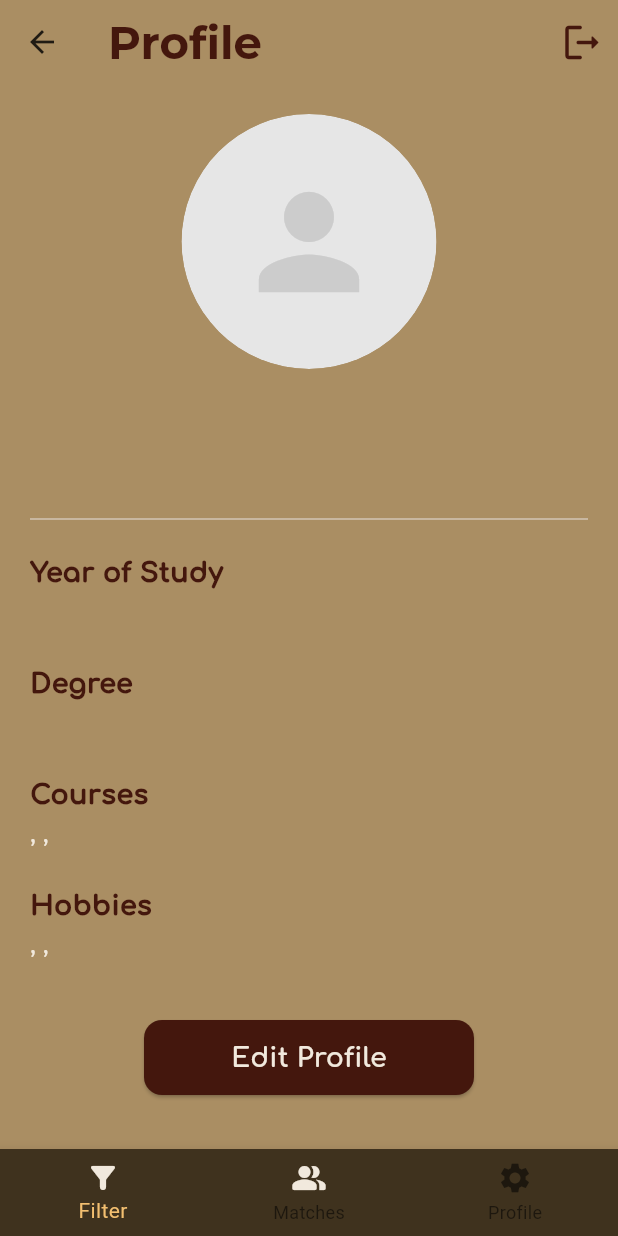
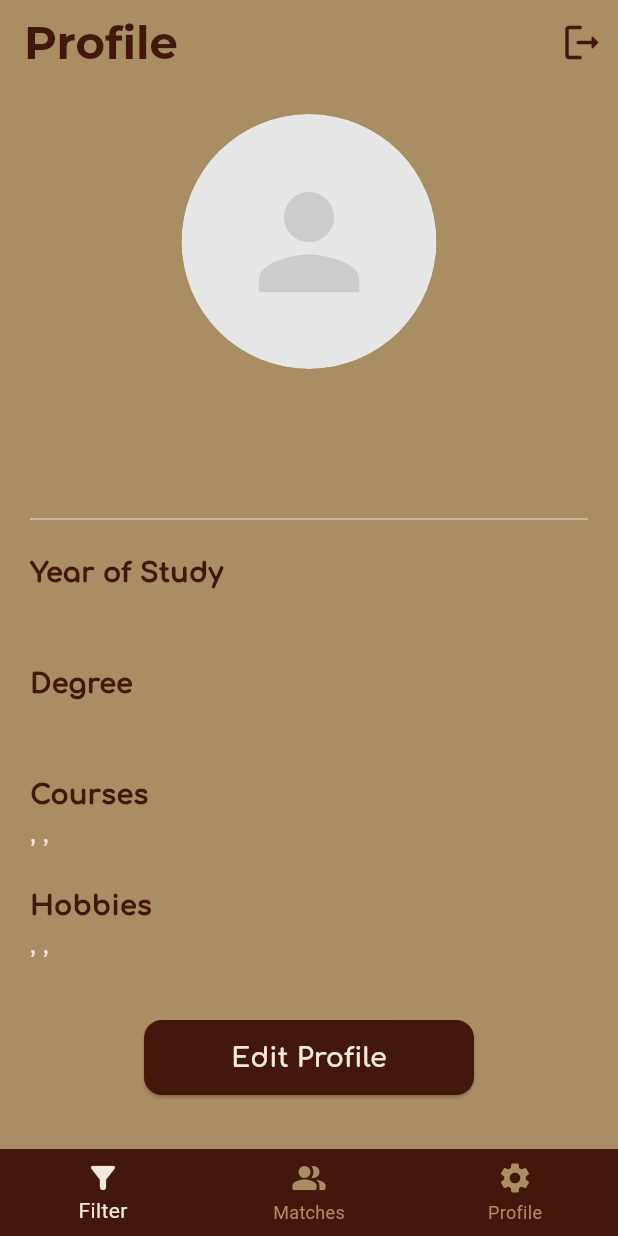
Before and after one commit to oofpouf/linkus, a Flutter app: the ProfileView screen opened by its route, item 2 of the bottom bar chosen, after a tap on "Go back to profile page", on a phone screen of 412 x 824 dp. Run offline on Flutter 3.47's test engine with Material 2 defaults, Android fonts, the light colour scheme and no system bars; our stand-ins replace cloud_firestore, firebase_auth, firebase_core, firebase_storage, google_fonts, image_picker; accounts and stored records are empty.

Commit message:
bottom-nav-bar

```diff
--- a/lib/placeholders/cardstackwidget.dart
+++ b/lib/placeholders/cardstackwidget.dart
@@ -1,6 +1,6 @@
 import 'package:cloud_firestore/cloud_firestore.dart';
 import 'package:flutter/material.dart';
-import '../view/profile/profile_view.dart';
+import '../constants/routes.dart';
 import 'actionwidget.dart';
 import 'dragwidget.dart';
 import 'profile.dart';
@@ -14,7 +14,6 @@ class CardsStackWidget extends StatefulWidget {
 
 class _CardsStackWidgetState extends State<CardsStackWidget>
     with SingleTickerProviderStateMixin {
-
   List<Profile> draggableItems = [];
 
   void fetchData() async {
@@ -26,7 +25,8 @@ class _CardsStackWidgetState extends State<CardsStackWidget>
       const distance = 'rahrah123';
       final imageAsset = doc['profile pic'];
 
-      draggableItems.add(Profile(name: name, distance: distance, imageAsset: imageAsset));
+      draggableItems
+          .add(Profile(name: name, distance: distance, imageAsset: imageAsset));
     });
 
     // Use the `draggableItems` list as needed
@@ -36,11 +36,8 @@ class _CardsStackWidgetState extends State<CardsStackWidget>
     fetchData();
   }
 
-
-
   ValueNotifier<Swipe> swipeNotifier = ValueNotifier(Swipe.none);
   late final AnimationController _animationController;
-
 
   @override
   void initState() {
@@ -63,23 +60,18 @@ class _CardsStackWidgetState extends State<CardsStackWidget>
   @override
   Widget build(BuildContext context) {
     return Scaffold(
-    backgroundColor:Color(0xffAA8E63),
-    body: Column(
-      children: [
+        backgroundColor: Color(0xffAA8E63),
+        body: Column(children: [
+          const SizedBox(height: 50),
           ElevatedButton(
             onPressed: () {
-              Navigator.push(
-                  context,
-                  PageRouteBuilder(
-                    pageBuilder: (context, animation, secondaryAnimation) {
-                      return ProfileView();
-                    },
-                  ),
-              );
+              Navigator.of(context, rootNavigator: true)
+                  .pushNamedAndRemoveUntil(profileRoute, (route) => false);
             },
             child: const Text("Go back to profile page"),
           ),
-        Expanded(child: Stack(
+          Expanded(
+            child: Stack(
               clipBehavior: Clip.none,
               children: [
                 ClipRRect(
@@ -122,8 +114,8 @@ class _CardsStackWidgetState extends State<CardsStackWidget>
                                   .animate(
                                 CurvedAnimation(
                                   parent: _animationController,
-                            curve:
-                                const Interval(0, 0.4, curve: Curves.easeInOut),
+                                  curve: const Interval(0, 0.4,
+                                      curve: Curves.easeInOut),
                                 ),
                               ),
                               child: DragWidget(
@@ -228,9 +220,6 @@ class _CardsStackWidgetState extends State<CardsStackWidget>
               ],
             ),
           )
-      ]
-    )
-  );
-
+        ]));
   }
 }
--- a/lib/view/profile/profile_view.dart
+++ b/lib/view/profile/profile_view.dart
@@ -5,7 +5,6 @@ import 'package:linkus/constants/routes.dart';
 import 'package:linkus/utilities/profile_ui_functions.dart';
 
 import '../../placeholders/cardstackwidget.dart';
-import '../../placeholders/profile.dart';
 import '../../services/auth/auth_service.dart';
 
 class ProfileView extends StatefulWidget {
@@ -19,8 +18,6 @@ class _ProfileViewState extends State<ProfileView> {
   // current user
   final currentUser = AuthService.firebase().currentUser;
   int _currentIndex = 0;
-
-
 
   @override
   Widget build(BuildContext context) {
@@ -173,14 +170,12 @@ class _ProfileViewState extends State<ProfileView> {
           BottomNavigationBarItem(
             icon: Icon(
               Icons.filter_alt_rounded,
-              color: Color.fromARGB(255, 241, 233, 221),
             ),
             label: 'Filter',
           ),
           BottomNavigationBarItem(
             icon: Icon(
               Icons.people_alt_rounded,
-              color: Color.fromARGB(255, 241, 233, 221),
             ),
             label: 'Matches',
           ),
@@ -197,12 +192,15 @@ class _ProfileViewState extends State<ProfileView> {
 
           switch (index) {
             case 1:
-
-            Navigator.push(context, MaterialPageRoute(builder: (context) => CardsStackWidget()));
+              Navigator.push(
+                  context,
+                  MaterialPageRoute(
+                      builder: (context) => const CardsStackWidget()));
           }
         },
-        selectedItemColor: const Color.fromARGB(255, 243, 191, 112),
-        backgroundColor: const Color.fromARGB(255, 63, 50, 30),
+        unselectedItemColor: const Color(0xffAA8E63),
+        selectedItemColor: const Color.fromARGB(255, 241, 233, 221),
+        backgroundColor: const Color.fromARGB(255, 68, 23, 13),
       ),
     );
   }
```
Lines whose indentation alone changed are shown as unchanged.
